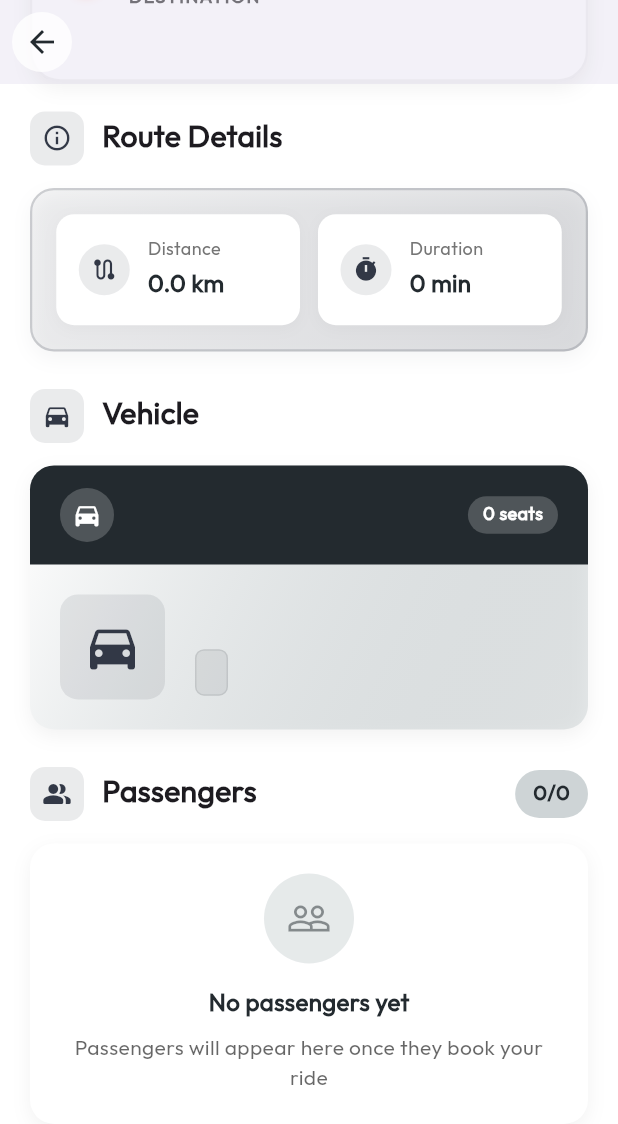
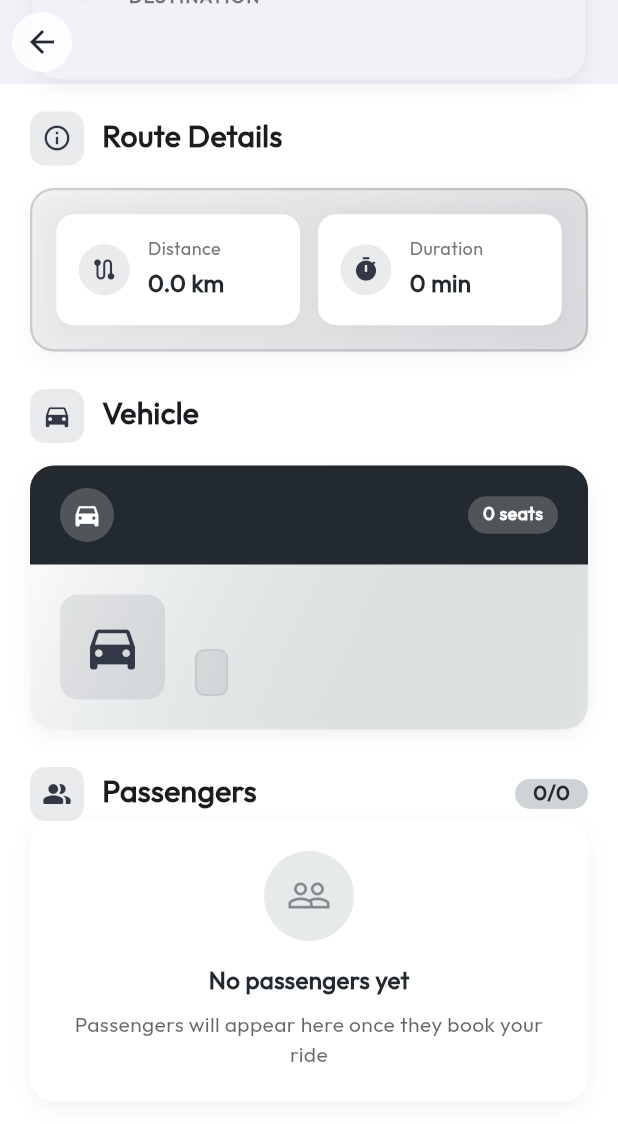
Before and after one commit to siddharthkanna/Commutify, a Flutter app: the RideDetailsPublished screen opened directly with empty values, scrolled down 352 dp, on a phone screen of 412 x 824 dp. Shown: the top 1124 px of the screen. Run offline on Flutter 3.47's test engine with Material 3 defaults, Android fonts, the phone set to English and light mode, and no system bars; our stand-ins replace carousel_slider, firebase_core, flutter_dotenv, flutter_map, flutter_riverpod, flutter_svg and 6 more; accounts and stored records are empty.

Commit message:
Enhance error handling and loading states in map and ride management components.

```diff
--- a/lib/screens/myrides/ride_details_published.dart
+++ b/lib/screens/myrides/ride_details_published.dart
@@ -1,5 +1,6 @@
 // ignore_for_file: library_private_types_in_public_api, unused_local_variable, use_build_context_synchronously, prefer_const_literals_to_create_immutables, prefer_const_constructors
 
+import 'package:commutify/common/loading.dart';
 import 'package:flutter/material.dart';
 import 'package:flutter_riverpod/flutter_riverpod.dart';
 import 'package:commutify/Themes/app_theme.dart';
@@ -151,9 +152,7 @@ class _RideDetailsPublishedState extends ConsumerState<RideDetailsPublished> {
                                       width: 8,
                                       height: 8,
                                       decoration: BoxDecoration(
-                                        color: rideStatus.toLowerCase() == 'upcoming' ?
-                                          const Color(0xFF4CAF50) :
-                                          Colors.white,
+                                        color: _getStatusColor(rideStatus),
                                         shape: BoxShape.circle,
                                       ),
                                     ),
@@ -917,7 +916,7 @@ class _RideDetailsPublishedState extends ConsumerState<RideDetailsPublished> {
                                               borderRadius: BorderRadius.circular(30),
                                             ),
                                             child: Text(
-                                              '${widget.ride.availableSeats} seats',
+                                              '${widget.ride.availableSeats - widget.ride.passengers.where((p) => p.status.toLowerCase() == 'confirmed').length} seats',
                                               style: const TextStyle(
                                                 fontSize: 12,
                                                 fontWeight: FontWeight.w600,
@@ -1039,13 +1038,13 @@ class _RideDetailsPublishedState extends ConsumerState<RideDetailsPublished> {
                                   ),
                                   const Spacer(),
                                   Container(
-                                    padding: const EdgeInsets.symmetric(horizontal: 12, vertical: 6),
+                                    padding: const EdgeInsets.symmetric(horizontal: 12),
                                     decoration: BoxDecoration(
                                       color: Apptheme.mist.withOpacity(0.6),
                                       borderRadius: BorderRadius.circular(20),
                                     ),
                                     child: Text(
-                                      '${widget.ride.passengers.length}/${widget.ride.availableSeats}',
+                                      '${widget.ride.passengers.where((p) => p.status.toLowerCase() == 'completed' || p.status.toLowerCase() == 'ongoing').length}/${widget.ride.availableSeats}',
                                       style: const TextStyle(
                                         fontSize: 14,
                                         fontWeight: FontWeight.bold,
@@ -1056,7 +1055,7 @@ class _RideDetailsPublishedState extends ConsumerState<RideDetailsPublished> {
                                   ),
                                 ],
                               ),
-                              const SizedBox(height: 15),
+                             // const SizedBox(height: 15),
 
                               if (widget.ride.passengers.isEmpty)
                                 Container(
@@ -1450,44 +1449,7 @@ class _RideDetailsPublishedState extends ConsumerState<RideDetailsPublished> {
 
         // Loading overlay
         if (isLoading)
-          Container(
-            color: Colors.black.withOpacity(0.4),
-            height: screenHeight,
-            width: screenWidth,
-            child: Center(
-              child: Container(
-                padding: const EdgeInsets.all(20),
-                decoration: BoxDecoration(
-                  color: Colors.white,
-                  borderRadius: BorderRadius.circular(10),
-                  boxShadow: [
-                    BoxShadow(
-                      color: Colors.black.withOpacity(0.1),
-                      blurRadius: 10,
-                      spreadRadius: 5,
-                    ),
-                  ],
-                ),
-                child: Column(
-                  mainAxisSize: MainAxisSize.min,
-                  children: [
-                    const CircularProgressIndicator(
-                      valueColor: AlwaysStoppedAnimation<Color>(Apptheme.primary),
-                    ),
-                    const SizedBox(height: 20),
-                    Text(
-                      'Processing...',
-                      style: TextStyle(
-                        fontFamily: 'Outfit',
-                        fontWeight: FontWeight.w500,
-                                        fontSize: 16,
-                      ),
-                    ),
-                  ],
-                ),
-              ),
-            ),
-          ),
+          const LoaderAnimated(),
       ],
     );
   }
@@ -1642,9 +1604,9 @@ class _RideDetailsPublishedState extends ConsumerState<RideDetailsPublished> {
   // Helper method to get status color
   Color _getStatusColor(String status) {
     switch (status.toLowerCase()) {
-      case 'confirmed':
+      case 'completed':
         return Colors.green;
-      case 'pending':
+      case 'ongoing':
         return Colors.orange;
       case 'cancelled':
         return Colors.red;
@@ -1705,7 +1667,7 @@ class _RideDetailsPublishedState extends ConsumerState<RideDetailsPublished> {
                 },
               ),
               const Divider(),
-              if (widget.ride.rideStatus == 'Upcoming' && passenger.status.toLowerCase() == 'confirmed')
+              if (widget.ride.rideStatus == 'Upcoming' && passenger.status.toLowerCase() == 'completed')
                 ListTile(
                   leading: CircleAvatar(
                     backgroundColor: Colors.red.shade50,
```
Also changed, not shown: lib/components/map_widget.dart (+12 -9 lines), lib/screens/myrides/myrides_screen.dart (+36 -29 lines).
